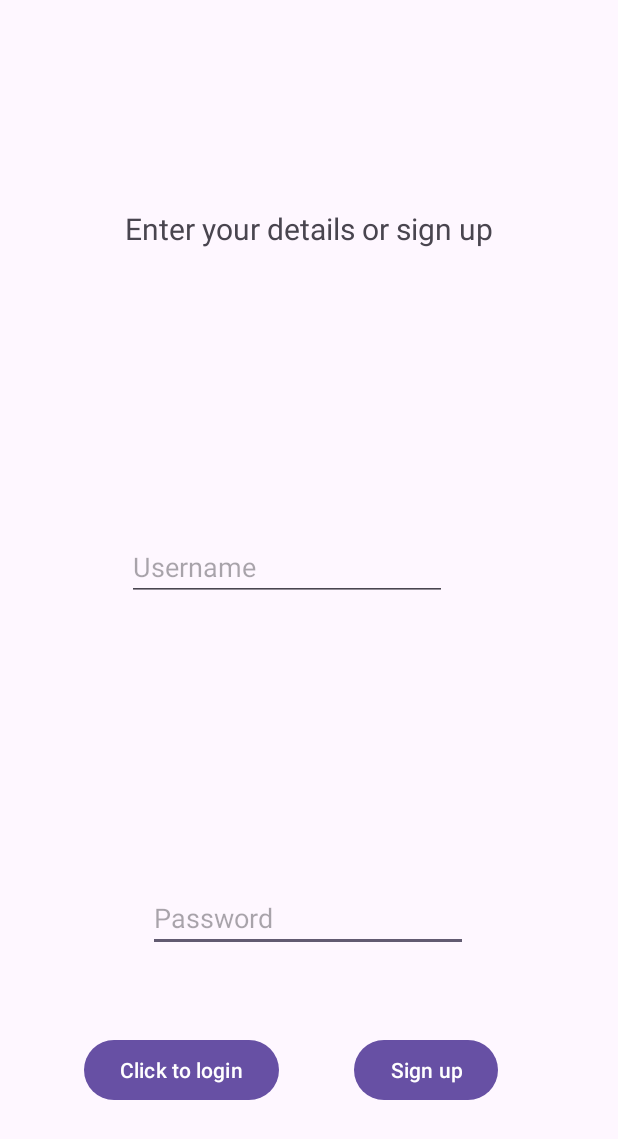
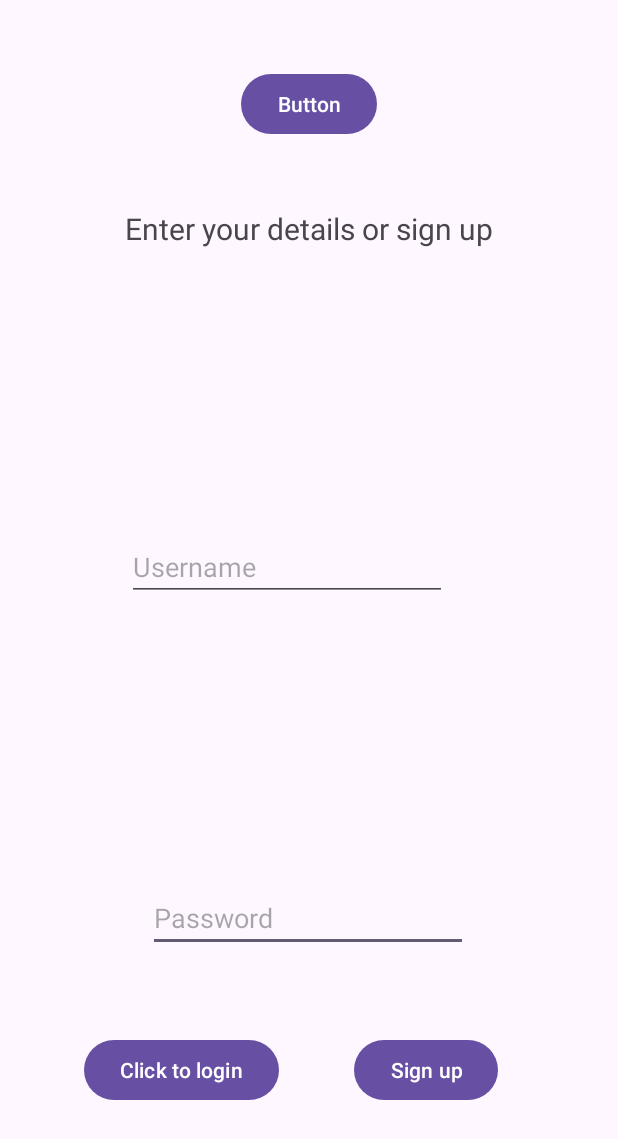
Before and after one commit to noamAvni2000/AvniFinalYB, an Android app: the screen it shows after launch (MainActivity), on a phone screen of 412 x 824 dp. Shown: the top 1139 px of the screen. Run offline under Robolectric (Android 15) with nearby library versions, the phone set to English and light mode, and no system bars; our stand-ins replace Room's generated code.

Commit message:
added adnib button(button to skip the login and go straight to the game screen

```diff
--- a/app/src/main/java/com/example/avnifinalyb/MainActivity.java
+++ b/app/src/main/java/com/example/avnifinalyb/MainActivity.java
@@ -19,7 +19,7 @@ public class MainActivity extends AppCompatActivity {
 
     TextView tvEnterDetails;
     EditText etPassword, etUsername;
-    Button btnLogin, btnSignUp;
+    Button btnLogin, btnSignUp, btnAdmin;
     @Override
     protected void onCreate(Bundle savedInstanceState) {
         super.onCreate(savedInstanceState);
@@ -35,6 +35,7 @@ public class MainActivity extends AppCompatActivity {
         btnLogin=findViewById(R.id.btnLogin);
         btnSignUp=findViewById(R.id.btnSignUp);
         etUsername=findViewById(R.id.etUsername);
+        btnAdmin=findViewById(R.id.btnAdmin);
 
         etPassword.setTransformationMethod(new PasswordTransformationMethod());//hides the password during login
 
@@ -44,6 +45,15 @@ public class MainActivity extends AppCompatActivity {
         user.setUsername("noam");
         user.setPassword("123");
         userNamesDao.insert(user);
+
+        btnAdmin.setOnClickListener(new View.OnClickListener() {//$$
+            @Override
+            public void onClick(View v) {
+                Intent intent = new Intent(MainActivity.this, ActivityGame.class);
+                startActivity(intent);
+                finish();
+            }
+        });
 
         btnLogin.setOnClickListener(new View.OnClickListener() {
             @Override
--- a/app/src/main/res/layout/activity_main.xml
+++ b/app/src/main/res/layout/activity_main.xml
@@ -69,4 +69,14 @@
         app:layout_constraintTop_toBottomOf="@+id/etPassword"
         app:layout_constraintVertical_bias="0.385" />
 
+    <Button
+        android:id="@+id/btnAdmin"
+        android:layout_width="wrap_content"
+        android:layout_height="wrap_content"
+        android:text="Button"
+        app:layout_constraintBottom_toTopOf="@+id/tvEnterDetails"
+        app:layout_constraintEnd_toEndOf="parent"
+        app:layout_constraintStart_toStartOf="parent"
+        app:layout_constraintTop_toTopOf="parent" />
+
 </androidx.constraintlayout.widget.ConstraintLayout>
```
